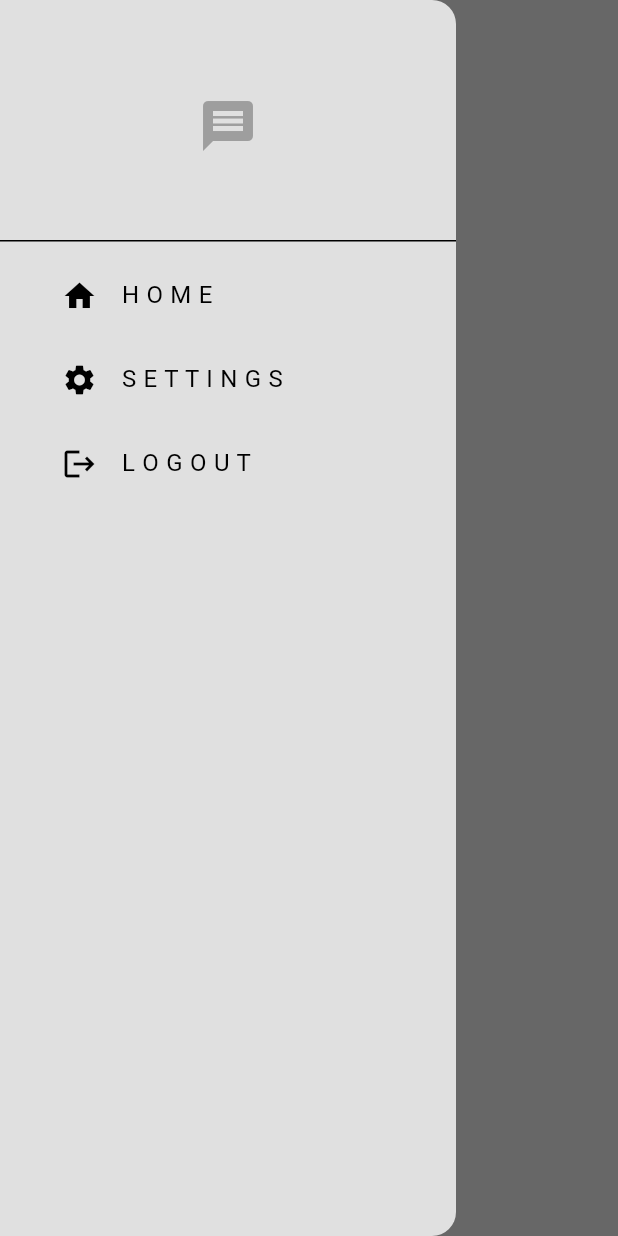
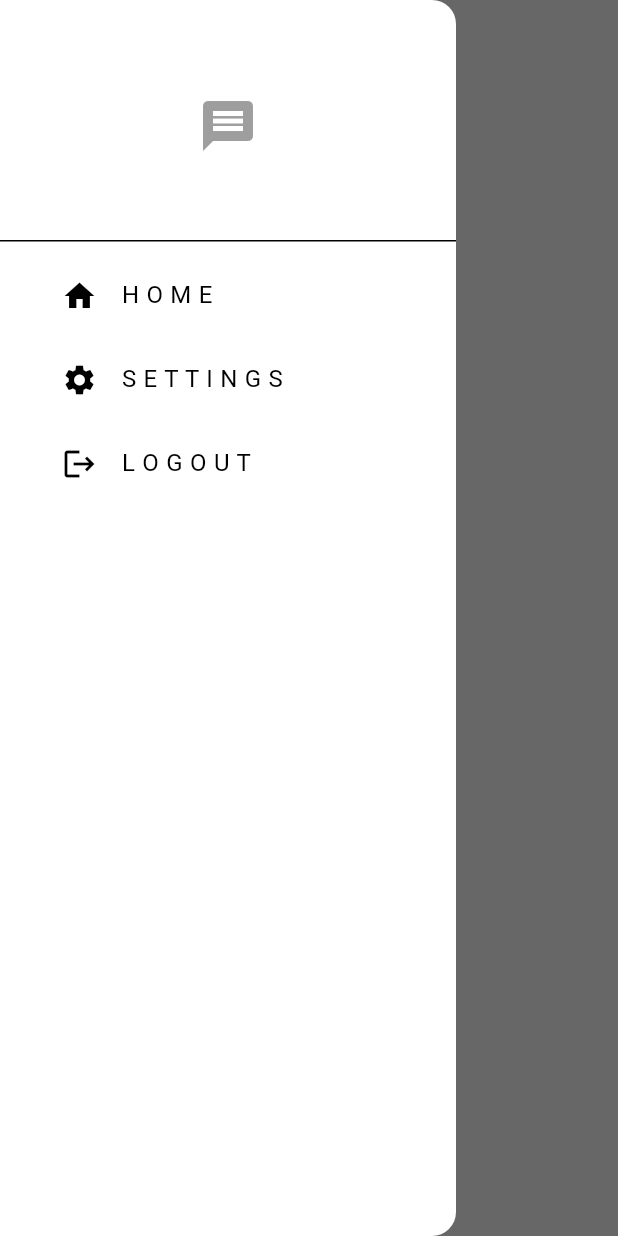
Before and after one commit to safadtm/Chat-App-Flutter, a Flutter app: the screen it shows once a user with an empty profile is signed in, with the side drawer open, on a phone screen of 412 x 824 dp. Run offline on Flutter 3.47's test engine with Material 3 defaults, Android fonts, the phone set to English and light mode, and no system bars; our stand-ins replace cloud_firestore, firebase_auth, firebase_core; accounts and stored records are empty; network calls fail.

Commit message:
theme update

```diff
--- a/lib/pages/chat_page.dart
+++ b/lib/pages/chat_page.dart
@@ -90,7 +90,7 @@ class _ChatPageState extends State<ChatPage> {
   @override
   Widget build(BuildContext context) {
     return Scaffold(
-      backgroundColor: Theme.of(context).colorScheme.background,
+      backgroundColor: Theme.of(context).colorScheme.surface,
       appBar: AppBar(
         title: Text(widget.receiverEmail),
         backgroundColor: Colors.transparent,
--- a/lib/pages/home_page.dart
+++ b/lib/pages/home_page.dart
@@ -15,7 +15,7 @@ class HomePage extends StatelessWidget {
 
   @override
   Widget build(BuildContext context) {
-    return Scaffold(backgroundColor: Theme.of(context).colorScheme.background,
+    return Scaffold(backgroundColor: Theme.of(context).colorScheme.surface,
       appBar: AppBar(
         title: const Text("Home"),
         backgroundColor: Colors.transparent,
--- a/lib/pages/login_page.dart
+++ b/lib/pages/login_page.dart
@@ -45,7 +45,7 @@ class LoginPage extends StatelessWidget {
   @override
   Widget build(BuildContext context) {
     return Scaffold(
-      backgroundColor: Theme.of(context).colorScheme.background,
+      backgroundColor: Theme.of(context).colorScheme.surface,
       body: Center(
         child: SingleChildScrollView(
           child: Column(
--- a/lib/pages/register_page.dart
+++ b/lib/pages/register_page.dart
@@ -1,5 +1,4 @@
 import 'package:flutter/material.dart';
-import 'package:flutter/widgets.dart';
 
 import '../services/auth/auth_service.dart';
 import '../components/my_button.dart';
@@ -60,7 +59,7 @@ class RegisterPage extends StatelessWidget {
   @override
   Widget build(BuildContext context) {
     return Scaffold(
-      backgroundColor: Theme.of(context).colorScheme.background,
+      backgroundColor: Theme.of(context).colorScheme.surface,
       body: Center(
         child: SingleChildScrollView(
           child: Column(
--- a/lib/pages/settings_page.dart
+++ b/lib/pages/settings_page.dart
@@ -9,7 +9,7 @@ class SettingsPage extends StatelessWidget {
   @override
   Widget build(BuildContext context) {
     return Scaffold(
-      backgroundColor: Theme.of(context).colorScheme.background,
+      backgroundColor: Theme.of(context).colorScheme.surface,
       appBar: AppBar(
         title: const Text("Settings"),
         backgroundColor: Colors.transparent,
--- a/lib/themes/dark_mode.dart
+++ b/lib/themes/dark_mode.dart
@@ -2,7 +2,7 @@ import 'package:flutter/material.dart';
 
 ThemeData darkMode = ThemeData(
   colorScheme: ColorScheme.dark(
-    background: Colors.grey.shade900,
+    surface: Colors.grey.shade900,
     primary: Colors.grey.shade600,
     secondary:const Color.fromARGB(255,57,57,57),
     tertiary: Colors.grey.shade800,
--- a/lib/themes/light_mode.dart
+++ b/lib/themes/light_mode.dart
@@ -2,7 +2,7 @@ import 'package:flutter/material.dart';
 
 ThemeData lightMode = ThemeData(
   colorScheme: ColorScheme.light(
-    background: Colors.grey.shade300,
+    surface: Colors.grey.shade300,
     primary: Colors.grey.shade500,
     secondary: Colors.grey.shade200,
     tertiary: Colors.white,
```
Also changed, not shown: pubspec.lock.
